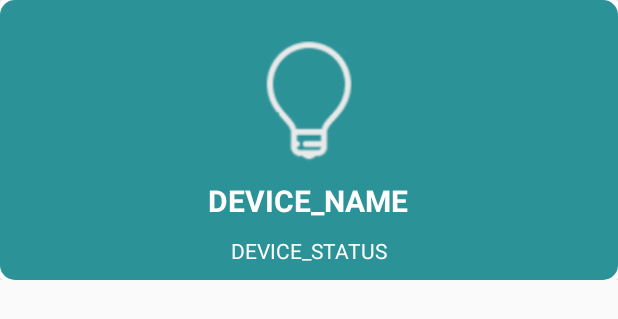
After one commit to tailt94/Android-OTT, an Android app: the layout item_connected_device.xml on its own in the app's theme, with its tools: preview values and no code run, on a phone screen of 412 x 824 dp. The commit adds this screen. Shown: the top 319 px of the screen. Run offline under Robolectric (Android 15) with nearby library versions, the phone set to English and light mode, and no system bars.

Commit message:
Add Connected devices design

```diff
--- a/app/build.gradle
+++ b/app/build.gradle
@@ -29,4 +29,5 @@ dependencies {
     compile 'com.android.support:design:26.0.0-alpha1'
     compile 'com.android.support:support-v4:26.+'
     testCompile 'junit:junit:4.12'
+    compile 'com.android.support:cardview-v7:26.0.0-alpha1'
 }
--- a/app/src/main/java/com/terralogic/alexle/ott/controller/adapters/ListDeviceAdapter.java
+++ b/app/src/main/java/com/terralogic/alexle/ott/controller/adapters/AvailableDevicesAdapter.java
@@ -17,16 +17,16 @@ import java.util.List;
  * Created by alex.le on 08-Aug-17.
  */
 
-public class ListDeviceAdapter extends RecyclerView.Adapter<ListDeviceAdapter.AvailableDeviceViewHolder>{
+public class AvailableDevicesAdapter extends RecyclerView.Adapter<AvailableDevicesAdapter.AvailableDeviceViewHolder>{
     private List<Device> devices;
 
-    public ListDeviceAdapter(List<Device> devices) {
+    public AvailableDevicesAdapter(List<Device> devices) {
         this.devices = devices;
     }
     @Override
     public AvailableDeviceViewHolder onCreateViewHolder(ViewGroup parent, int viewType) {
         LayoutInflater inflater = LayoutInflater.from(parent.getContext());
-        View view = inflater.inflate(R.layout.item_device, parent, false);
+        View view = inflater.inflate(R.layout.item_available_device, parent, false);
         return new AvailableDeviceViewHolder(view);
     }
 
--- /dev/null
+++ b/app/src/main/res/drawable/connected_device_bg.xml
@@ -0,0 +1,9 @@
+<?xml version="1.0" encoding="utf-8"?>
+<layer-list xmlns:android="http://schemas.android.com/apk/res/android">
+    <item>
+        <shape>
+            <solid android:color="@color/settings_fragment_connected_device_bg"/>
+            <corners android:radius="10dp" />
+        </shape>
+    </item>
+</layer-list>
--- a/app/src/main/res/layout/fragment_list_device.xml
+++ b/app/src/main/res/layout/fragment_list_device.xml
@@ -3,10 +3,10 @@
     android:layout_width="match_parent"
     android:layout_height="match_parent"
     android:paddingBottom="20dp"
-    tools:context="com.terralogic.alexle.ott.controller.fragments.ListDeviceFragment">
+    tools:context="com.terralogic.alexle.ott.controller.fragments.AvailableDevicesFragment">
 
     <android.support.v7.widget.RecyclerView
-        android:id="@+id/list_device"
+        android:id="@+id/list_available_devices"
         android:layout_width="match_parent"
         android:layout_height="match_parent"
         android:layout_above="@+id/btn_add" />
--- /dev/null
+++ b/app/src/main/res/layout/item_connected_device.xml
@@ -0,0 +1,43 @@
+<?xml version="1.0" encoding="utf-8"?>
+<LinearLayout xmlns:android="http://schemas.android.com/apk/res/android"
+    android:orientation="vertical"
+    android:layout_width="wrap_content"
+    android:layout_height="wrap_content">
+    <android.support.v7.widget.CardView
+        android:layout_width="wrap_content"
+        android:layout_height="wrap_content">
+        <RelativeLayout
+            android:layout_width="wrap_content"
+            android:layout_height="wrap_content"
+            android:background="@drawable/connected_device_bg"
+            android:padding="10dp">
+            <ImageView
+                android:id="@+id/device_image"
+                android:layout_width="match_parent"
+                android:layout_height="100dp"
+                android:layout_alignParentTop="true"
+                android:layout_alignParentStart="true"
+                android:src="@drawable/light_off" />
+            <TextView
+                android:id="@+id/device_name"
+                android:layout_width="wrap_content"
+                android:layout_height="wrap_content"
+                android:layout_below="@+id/device_image"
+                android:layout_marginTop="10dp"
+                android:layout_centerHorizontal="true"
+                android:text="DEVICE_NAME"
+                android:textSize="20sp"
+                android:textColor="@android:color/white"
+                android:textStyle="bold"/>
+            <TextView
+                android:id="@+id/device_status"
+                android:layout_width="wrap_content"
+                android:layout_height="wrap_content"
+                android:layout_below="@+id/device_name"
+                android:layout_marginTop="10dp"
+                android:layout_centerHorizontal="true"
+                android:text="DEVICE_STATUS"
+                android:textColor="@android:color/white"/>
+        </RelativeLayout>
+    </android.support.v7.widget.CardView>
+</LinearLayout>
--- a/app/src/main/res/values/colors.xml
+++ b/app/src/main/res/values/colors.xml
@@ -16,6 +16,8 @@
     <color name="home_tab_text_color">#B3FFFFFF</color>
     <color name="home_title_color">#8B572A</color>
 
+    <color name="settings_fragment_connected_device_bg">#2b9297</color>
+
     <color name="add_device_switch_wifi_text_color">#5a9fd7</color>
 
     <color name="divider_color">#a2232323</color>
```
Also changed, not shown: app/src/main/java/com/terralogic/alexle/ott/controller/activities/AddDeviceActivity.java (+6 -6 lines), app/src/main/java/com/terralogic/alexle/ott/controller/adapters/ConnectedDevicesAdapter.java (added, +141 -0 lines), app/src/main/java/com/terralogic/alexle/ott/controller/fragments/AvailableDevicesFragment.java (renamed from app/src/main/java/com/terralogic/alexle/ott/controller/fragments/ListDeviceFragment.java, +11 -8 lines), app/src/main/java/com/terralogic/alexle/ott/controller/fragments/DevicesFragment.java (+19 -0 lines), app/src/main/res/layout/fragment_devices.xml (+7 -7 lines), app/src/main/res/drawable/light_off.png (added), app/src/main/res/drawable/light_on.png (added), app/src/main/res/layout/item_available_device.xml (renamed from app/src/main/res/layout/item_device.xml).
